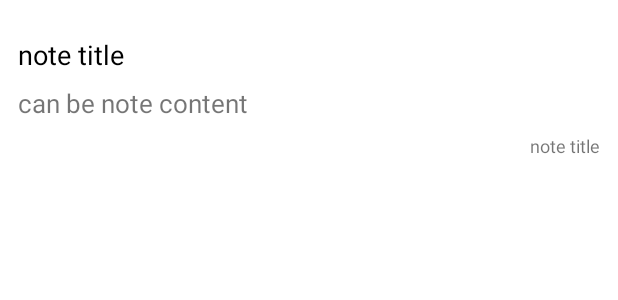
After one commit to Tatevik777/MyNotes, an Android app: the layout recycler_note_item.xml on its own in the app's theme, with its tools: preview values and no code run, on a phone screen of 412 x 824 dp. The commit adds this screen. Shown: the top 300 px of the screen. Run offline under Robolectric (Android 15) with nearby library versions, the phone set to English and light mode, and no system bars.

Commit message:
autoupdate RecyclerView added

```diff
--- a/app/build.gradle
+++ b/app/build.gradle
@@ -36,6 +36,7 @@
     implementation 'androidx.constraintlayout:constraintlayout:2.1.4'
     implementation 'com.google.firebase:firebase-auth:21.1.0'
     implementation 'com.google.firebase:firebase-firestore:24.1.1'
+    implementation 'com.firebaseui:firebase-ui-firestore:8.0.2'
     testImplementation 'junit:junit:4.13.2'
     androidTestImplementation 'androidx.test.ext:junit:1.1.5'
     androidTestImplementation 'androidx.test.espresso:espresso-core:3.5.1'
--- /dev/null
+++ b/app/src/main/res/drawable/baseline_menu_24.xml
@@ -0,0 +1,5 @@
+<vector android:height="24dp" android:tint="#000000"
+    android:viewportHeight="24" android:viewportWidth="24"
+    android:width="24dp" xmlns:android="http://schemas.android.com/apk/res/android">
+    <path android:fillColor="@android:color/white" android:pathData="M3,18h18v-2L3,16v2zM3,13h18v-2L3,11v2zM3,6v2h18L21,6L3,6z"/>
+</vector>
--- /dev/null
+++ b/app/src/main/res/layout/recycler_note_item.xml
@@ -0,0 +1,41 @@
+<?xml version="1.0" encoding="utf-8"?>
+<LinearLayout xmlns:android="http://schemas.android.com/apk/res/android"
+    android:orientation="vertical"
+    android:layout_width="match_parent"
+    android:layout_height="wrap_content"
+    android:padding="12dp"
+    android:layout_marginVertical="8dp"
+    android:backgroundTint="@color/white"
+    android:background="@drawable/rounded_corner">
+
+    <TextView
+        android:layout_width="match_parent"
+        android:layout_height="wrap_content"
+        android:id="@+id/note_content"
+        android:text="note title"
+        android:textColor="@color/black"
+        android:textSize="18sp"
+        android:layout_marginVertical="4dp"/>
+
+    <TextView
+        android:layout_width="match_parent"
+        android:layout_height="wrap_content"
+        android:id="@+id/note_title"
+        android:text="can be note content "
+        android:textSize="17sp"
+        android:layout_marginVertical="4dp"
+        android:maxLines="2"
+        android:ellipsize="end" />
+
+    <TextView
+        android:layout_width="match_parent"
+        android:layout_height="wrap_content"
+        android:id="@+id/note_timestamp"
+        android:text="note title"
+        android:textSize="12sp"
+        android:gravity="right"
+        android:layout_marginVertical="4dp"
+        />
+
+
+</LinearLayout>
```
Also changed, not shown: app/src/main/java/com/example/mynotes/MainActivity.java (+50 -2 lines), app/src/main/java/com/example/mynotes/NoteAdapter.java (added, +57 -0 lines), app/src/main/res/layout/activity_main.xml (+19 -3 lines).
